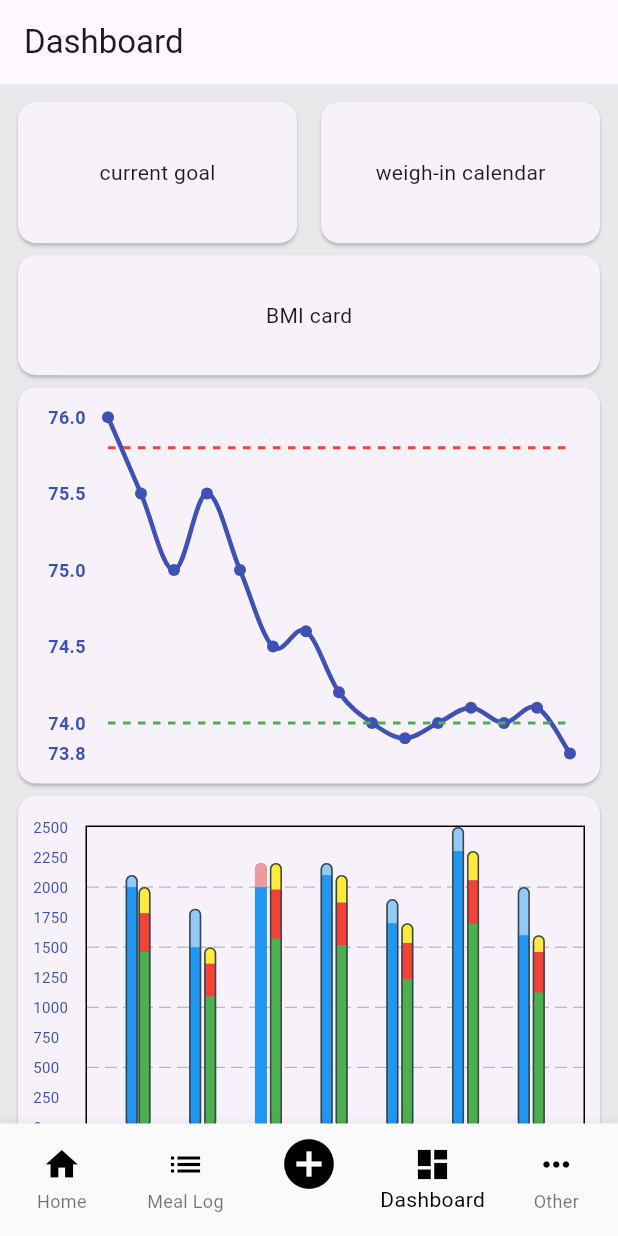
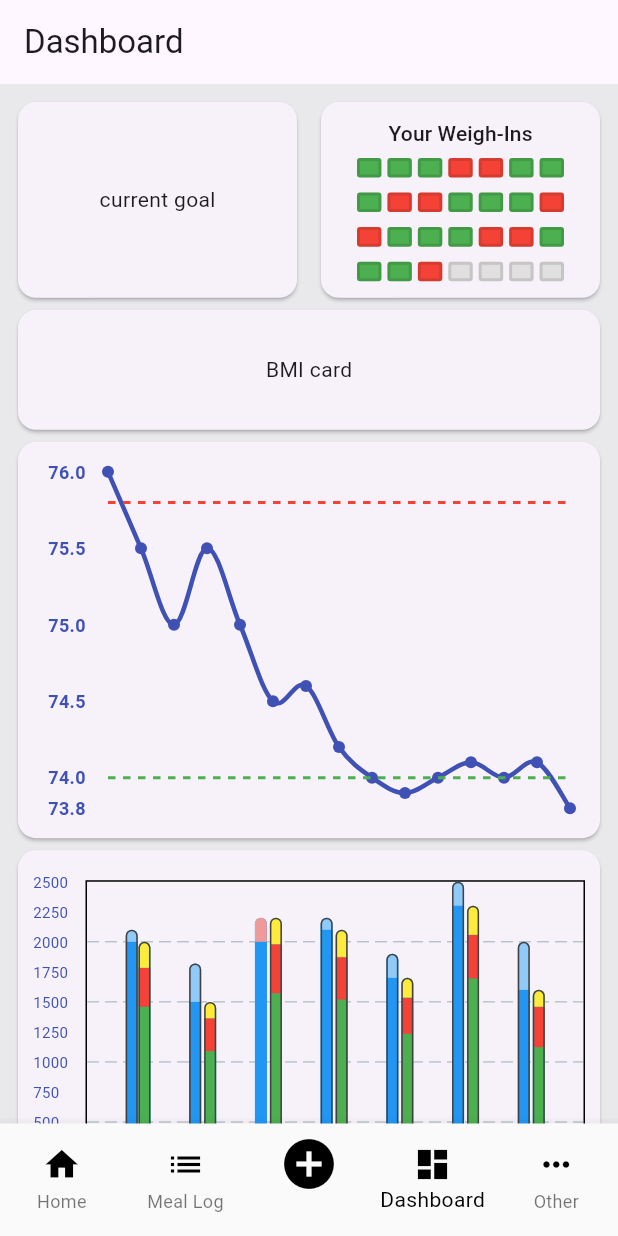
Before and after one commit to tomaszzywicki/cal-cones, a Flutter app: the screen it shows once a user with an empty profile is signed in, on a phone screen of 412 x 824 dp. Run offline on Flutter 3.47's test engine with Material 3 defaults, Android fonts, the phone set to English and light mode, and no system bars; drawn by our look-alikes of fl_chart; our stand-ins replace connectivity_plus, firebase_auth, firebase_core, logger, shared_preferences, smooth_page_indicator and 1 more; accounts and stored records are empty; network calls fail.

Commit message:
add weighInCalendar widget

```diff
--- a/frontend/lib/features/dashboard/presentation/screens/dashboard_screen.dart
+++ b/frontend/lib/features/dashboard/presentation/screens/dashboard_screen.dart
@@ -21,7 +21,7 @@ class DashboardScreen extends StatelessWidget {
               crossAxisCount: 2,
               crossAxisSpacing: 8.0,
               mainAxisSpacing: 8.0,
-              childAspectRatio: 1.9,
+              childAspectRatio: 1.4,
               shrinkWrap: true,
               physics: const NeverScrollableScrollPhysics(),
               children: const [CurrentGoalCard(), WeighInCalendarCard()],
--- a/frontend/lib/features/dashboard/presentation/screens/weigh_in_calendar_card.dart
+++ b/frontend/lib/features/dashboard/presentation/screens/weigh_in_calendar_card.dart
@@ -1,18 +1,68 @@
 import 'package:flutter/material.dart';
 
 class WeighInCalendarCard extends StatelessWidget {
-  const WeighInCalendarCard({
-    super.key,
-  });
+  const WeighInCalendarCard({super.key});
 
   @override
   Widget build(BuildContext context) {
+    final List<int> weighInData = List.generate(24, (index) => index % 5 < 3 ? 1 : 0)
+      ..addAll(List.filled(4, -1));
+
     return Card(
-      child: SizedBox(
-        width: MediaQuery.of(context).size.width / 2 - 16,
-        height: 100,
-        child: Center(child: Text('weigh-in calendar')),
+      child: Padding(
+        padding: const EdgeInsetsGeometry.symmetric(horizontal: 24.0, vertical: 8.0),
+        child: Column(
+          mainAxisAlignment: MainAxisAlignment.spaceAround,
+          children: [
+            Text("Your Weigh-Ins", style: Theme.of(context).textTheme.titleSmall),
+            GridView.count(
+              crossAxisCount: 7,
+              crossAxisSpacing: 4.0,
+              mainAxisSpacing: 10.0,
+              shrinkWrap: true,
+              physics: NeverScrollableScrollPhysics(),
+              childAspectRatio: 10 / 8,
+              children: _generateDayTiles(weighInData),
+            ),
+          ],
+        ),
       ),
     );
   }
 }
+
+_generateDayTiles(List<int> data) {
+  return List<Widget>.generate(data.length, (index) {
+    final dayStatus = data[index];
+    Color bgColor;
+
+    if (dayStatus == 1) {
+      bgColor = Colors.green;
+    } else if (dayStatus == 0) {
+      bgColor = Colors.red;
+    } else {
+      bgColor = Colors.grey.shade300;
+    }
+
+    return Container(
+      decoration: BoxDecoration(
+        color: bgColor,
+        borderRadius: BorderRadius.all(Radius.circular(2.0)),
+        border: Border.all(color: Colors.black12, width: 2.0),
+        // color: Colors.black12,
+        // borderRadius: BorderRadius.all(Radius.circular(2.0)),
+        // border: Border.all(color: bgColor, width: 2.0),
+      ),
+    );
+
+    // return Card(
+    //   color: bgColor,
+    //   shape: RoundedRectangleBorder(
+    //     borderRadius: BorderRadius.circular(2.0),
+    //     side: BorderSide(color: Colors.black12, width: 1.5),
+    //   ),
+    // );
+  });
+}
+
+// class _DayTile
```
